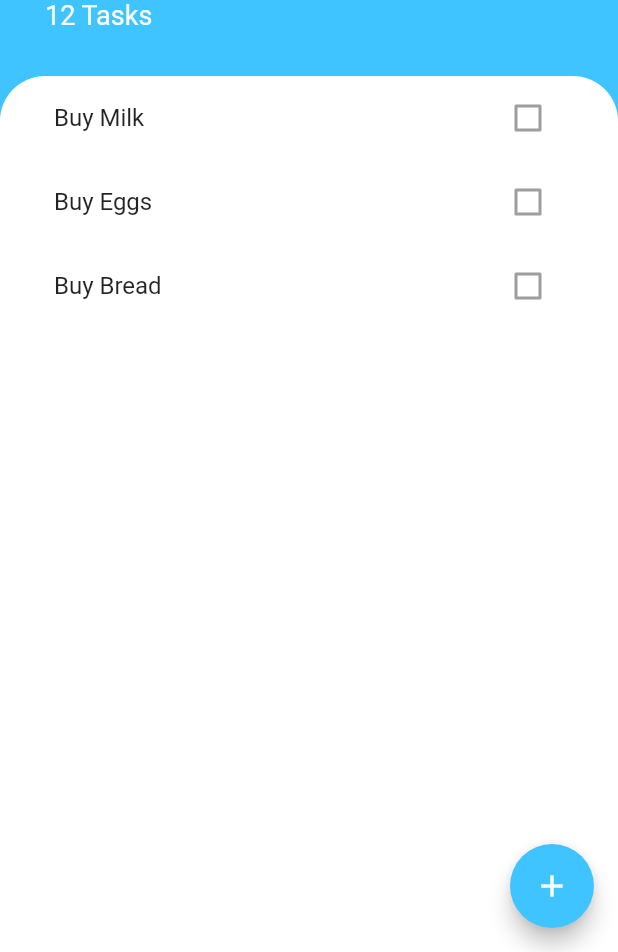
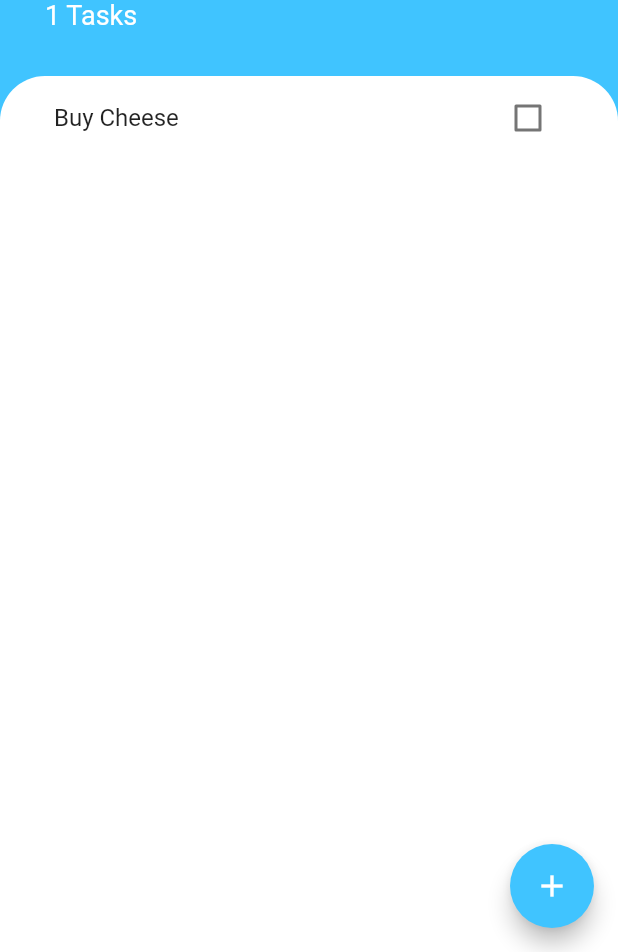
Before and after one commit to theranbrig/flutter-todo-state, a Flutter app: the screen it shows after launch, on a phone screen of 412 x 824 dp, the part 284-1236 px from its top. Run offline on Flutter 3.47's test engine with Material 2 defaults, Android fonts, the phone set to English and light mode, and no system bars.

```diff
--- a/lib/components/task_list.dart
+++ b/lib/components/task_list.dart
@@ -3,33 +3,30 @@ import 'package:todo_app/components/task_tile.dart';
 import 'package:todo_app/components/task.dart';
 
 class TasksList extends StatefulWidget {
+  final List<Task> tasks;
+
+  TasksList(this.tasks);
+
   @override
   _TasksListState createState() => _TasksListState();
 }
 
 class _TasksListState extends State<TasksList> {
-  List<Task> tasks = [
-    Task(name: 'Buy Milk'),
-    Task(name: 'Buy Eggs'),
-    Task(name: 'Buy Bread'),
-  ];
   @override
   Widget build(BuildContext context) {
-    return ListView(
-      children: <Widget>[
-        TaskTile(
-          taskTitle: tasks[0].name,
-          isChecked: tasks[0].isDone,
-        ),
-        TaskTile(
-          taskTitle: tasks[1].name,
-          isChecked: tasks[1].isDone,
-        ),
-        TaskTile(
-          taskTitle: tasks[2].name,
-          isChecked: tasks[2].isDone,
-        ),
-      ],
+    return ListView.builder(
+      itemBuilder: (context, index) {
+        return TaskTile(
+          taskTitle: widget.tasks[index].name,
+          isChecked: widget.tasks[index].isDone,
+          toggleCheckbox: (bool checkboxState) {
+            setState(() {
+              widget.tasks[index].toggleDone();
+            });
+          },
+        );
+      },
+      itemCount: widget.tasks.length,
     );
   }
 }
--- a/lib/components/task_tile.dart
+++ b/lib/components/task_tile.dart
@@ -1,9 +1,10 @@
 import 'package:flutter/material.dart';
 
 class TaskTile extends StatelessWidget {
-  TaskTile({this.isChecked, this.taskTitle});
+  TaskTile({this.isChecked, this.taskTitle, this.toggleCheckbox});
   final String taskTitle;
   final bool isChecked;
+  final Function toggleCheckbox;
 
   @override
   Widget build(BuildContext context) {
@@ -16,6 +17,7 @@ class TaskTile extends StatelessWidget {
         trailing: Checkbox(
           activeColor: Colors.lightBlueAccent,
           value: isChecked,
+          onChanged: toggleCheckbox,
         ));
   }
 }
--- a/lib/screens/task_screen.dart
+++ b/lib/screens/task_screen.dart
@@ -1,8 +1,16 @@
 import 'package:flutter/material.dart';
 import 'package:todo_app/components/task_list.dart';
 import 'package:todo_app/screens/add_task_screen.dart';
+import 'package:todo_app/components/task.dart';
 
-class TasksScreen extends StatelessWidget {
+class TasksScreen extends StatefulWidget {
+  @override
+  _TasksScreenState createState() => _TasksScreenState();
+}
+
+class _TasksScreenState extends State<TasksScreen> {
+  List<Task> tasks = [Task(name: 'Buy Cheese')];
+
   @override
   Widget build(BuildContext context) {
     return Scaffold(
@@ -31,7 +39,7 @@ class TasksScreen extends StatelessWidget {
                       fontSize: 50,
                       fontWeight: FontWeight.bold),
                 ),
-                Text("12 Tasks",
+                Text("${tasks.length} Tasks",
                     style: TextStyle(
                       color: Colors.white,
                       fontSize: 18,
@@ -49,7 +57,7 @@ class TasksScreen extends StatelessWidget {
                     topRight: Radius.circular(30),
                   ),
                 ),
-                child: TasksList()),
+                child: TasksList(tasks)),
           ),
         ],
       ),
@@ -64,7 +72,12 @@ class TasksScreen extends StatelessWidget {
               child: Container(
                 padding: EdgeInsets.only(
                     bottom: MediaQuery.of(context).viewInsets.bottom),
-                child: AddTaskScreen(),
+                child: AddTaskScreen((newTaskTitle) {
+                  setState(() {
+                    tasks.add(Task(name: newTaskTitle));
+                    Navigator.pop(context);
+                  });
+                }),
               ),
             ),
           );
```
Also changed, not shown: lib/screens/add_task_screen.dart (+11 -2 lines).
